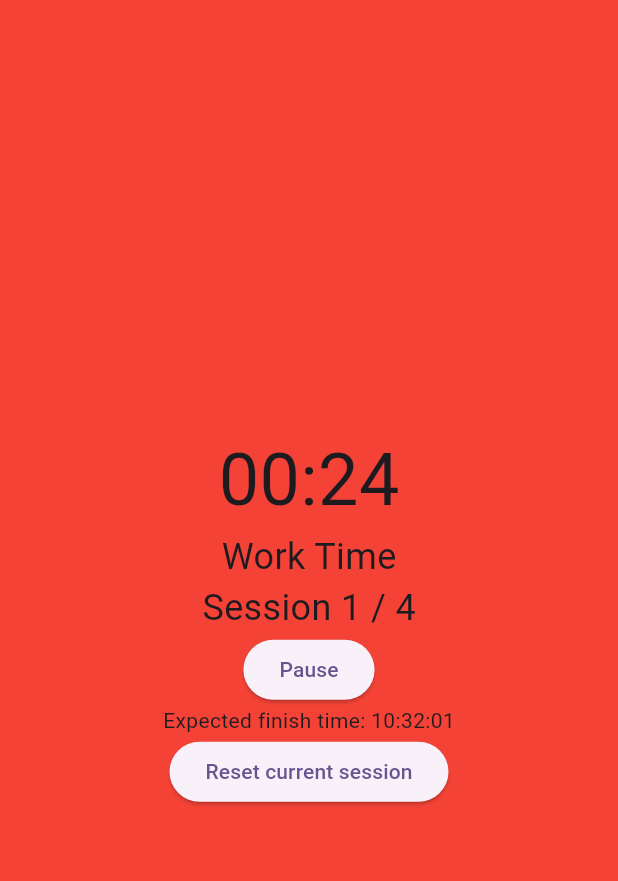
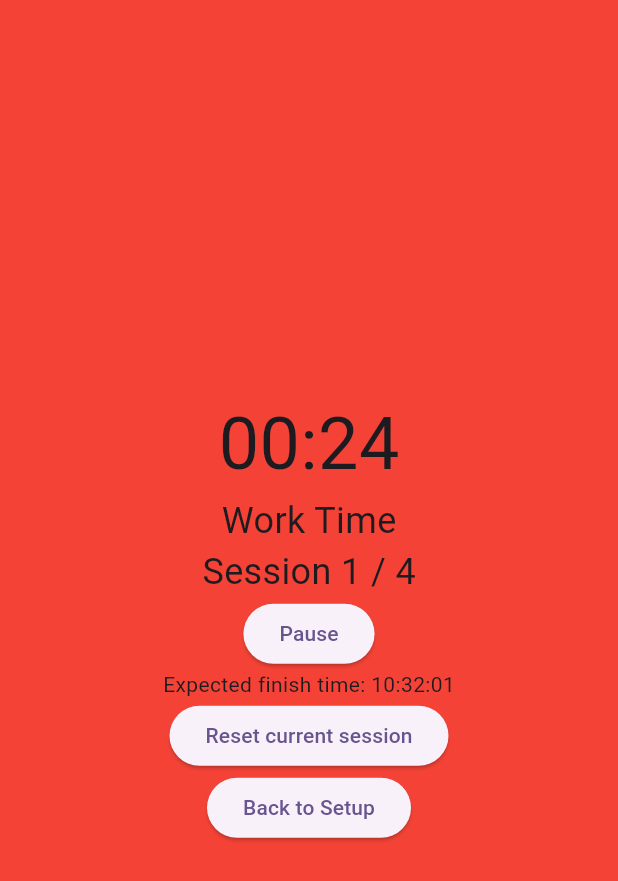
Before and after one commit to CareerDelTorro/pomodoro-coffee, a Flutter app: the SessionPage screen opened by its route, on a phone screen of 412 x 824 dp. Shown: the top 881 px of the screen. Run offline on Flutter 3.47's test engine with Material 3 defaults, Android fonts, the light colour scheme and no system bars.

Commit message:
add button to end session and go back to start

```diff
--- a/lib/pages/session_page.dart
+++ b/lib/pages/session_page.dart
@@ -183,6 +183,12 @@ class SessionPageState extends State<SessionPage> {
               onPressed: resetCurrentTimer,
               child: Text('Reset current session'),
             ),
+            ElevatedButton(
+              onPressed: () {
+                Navigator.pushNamed(context, '/');
+              },
+              child: Text('Back to Setup'),
+            ),
           ],
         ),
       ),
```
